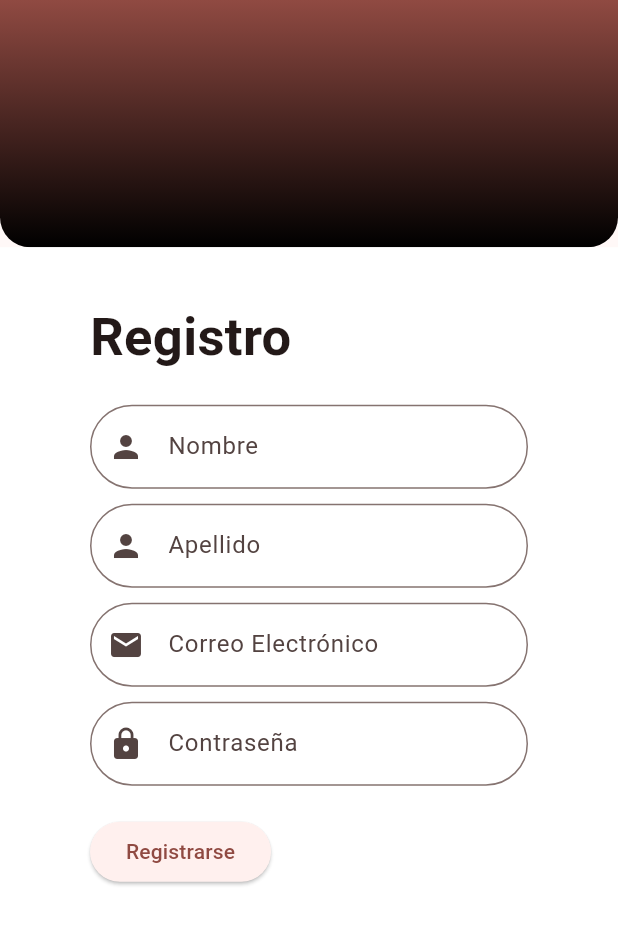
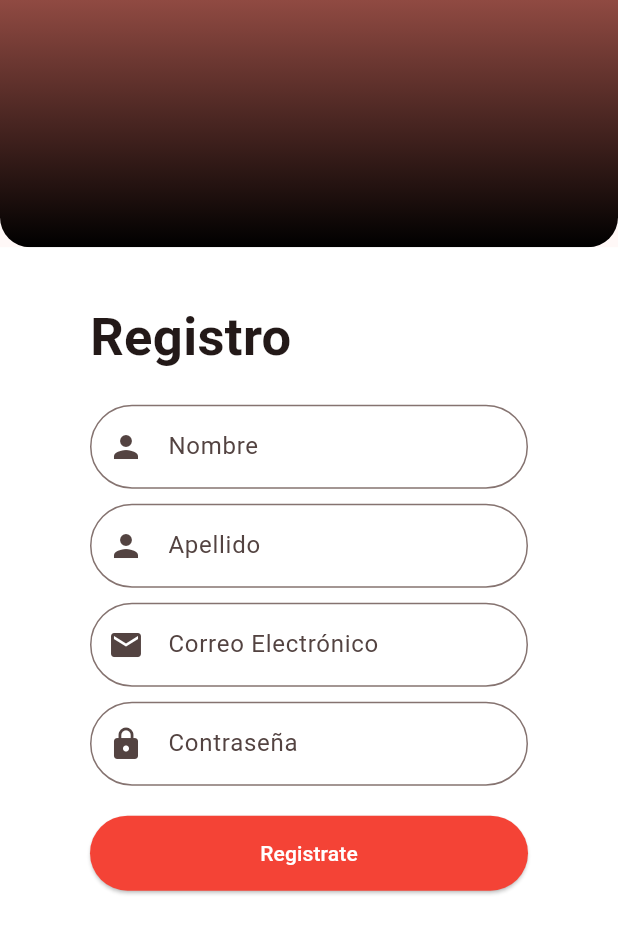
Before and after one commit to juanfrg201/SportAppClientMobile, a Flutter app: the RegisterScreen screen opened by its route, on a phone screen of 412 x 824 dp. Shown: the top 934 px of the screen. Run offline on Flutter 3.47's test engine with Material 3 defaults, Android fonts, the phone set to English and light mode, and no system bars.

Commit message:
Adds buton styles

```diff
--- a/lib/src/screens/sessions/register_screen.dart
+++ b/lib/src/screens/sessions/register_screen.dart
@@ -120,19 +120,29 @@ class _RegisterScreenState extends State<RegisterScreen> {
                       },
                     ),
                     SizedBox(height: 20),
-                    ElevatedButton(
+                    SizedBox(
+                      width: double.infinity,
+                      child: ElevatedButton(
                         onPressed: () {
                           if (_formKey.currentState!.validate()) {
                             _formKey.currentState!.save();
                             // Aquí puedes enviar los datos del formulario
-                          // por ejemplo, a través de una función de registro
+                            // por ejemplo, a través de una función de inicio de sesión
                             // o a tu backend.
                             // Ejemplo:
-                          // registerUser(_firstName, _lastName, _email, _password);
+                            // signInWithEmailAndPassword(_email, _password);
                           }
                         },
-                      child: Text('Registrarse'),
+                        style: ElevatedButton.styleFrom(
+                          padding: EdgeInsets.symmetric(vertical: 15), // Ajusta el padding vertical según tu diseño
+                          shape: RoundedRectangleBorder(
+                            borderRadius: BorderRadius.circular(40.0), // Hace que el botón sea redondeado
                           ),
+                          backgroundColor: Colors.red, // Color de fondo rojo
+                        ),
+                        child: const Text('Registrate', style: TextStyle(color: Colors.white),),
+                      ),
+                    )
                   ],
                 ),
               ),
```
Also changed, not shown: lib/src/screens/sessions/login_screen.dart (+12 -2 lines). Lines whose indentation alone changed are shown as unchanged.
